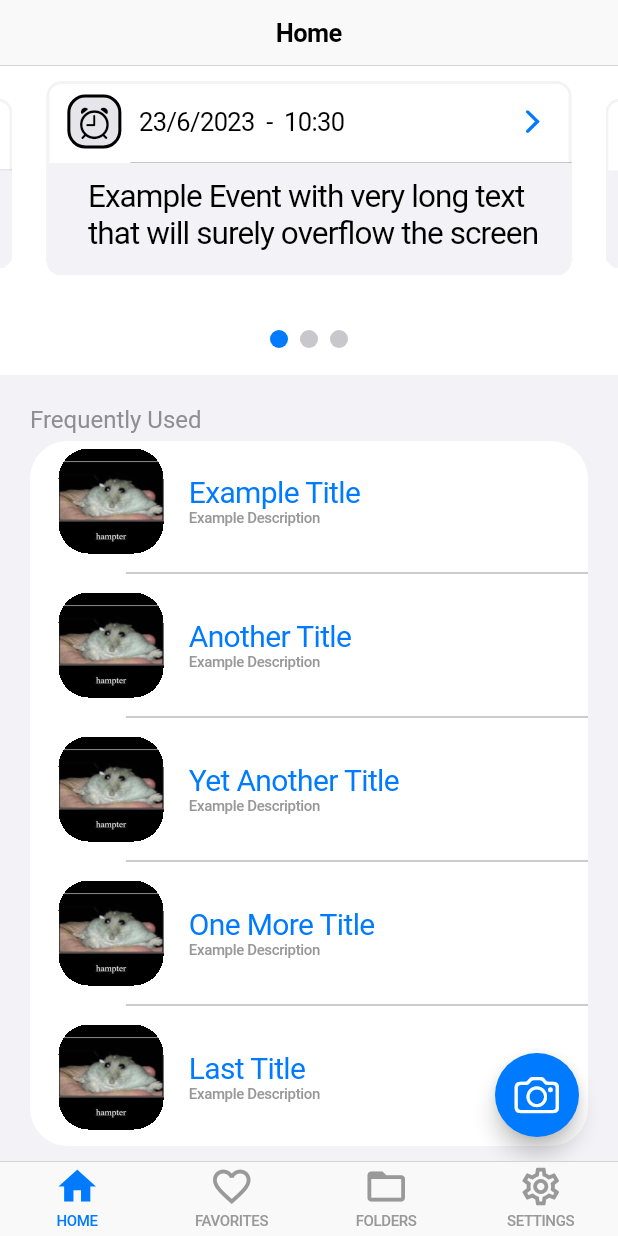
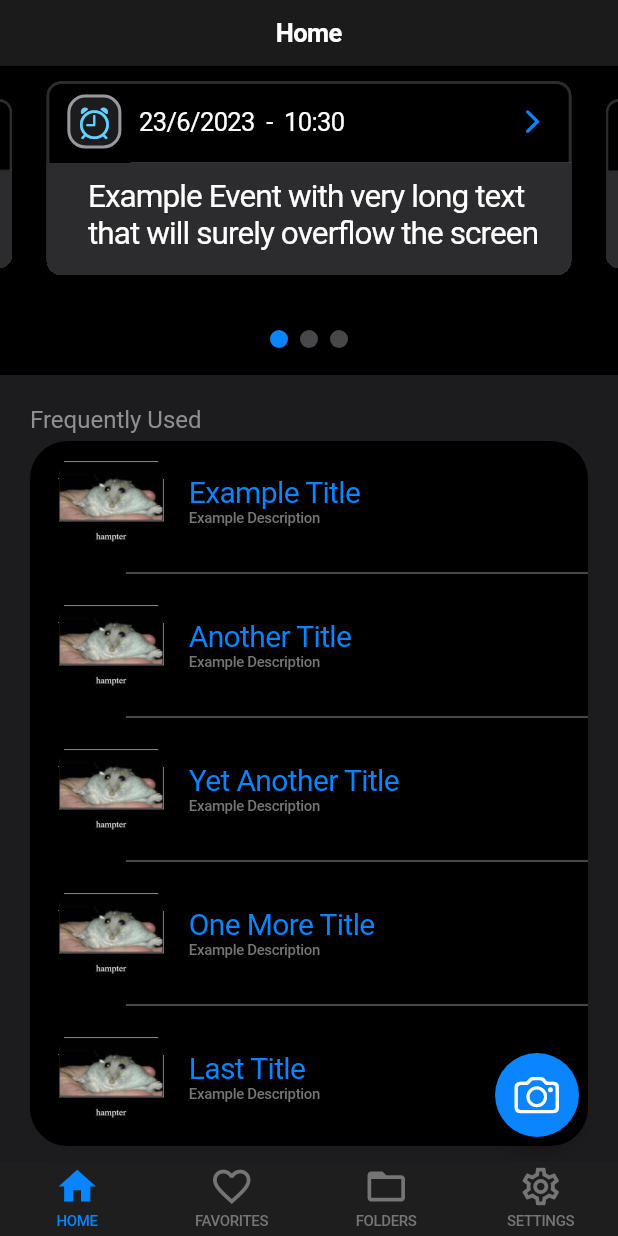
Before and after one commit to MA-SOSE2023/WallAt, a Flutter app: the HomeScreen screen opened by its route, on a phone screen of 412 x 824 dp. Run offline on Flutter 3.47's test engine with Material 2 defaults, Android fonts, the phone set to English and light mode, and no system bars; drawn by our look-alikes of flutter_carousel_widget; our stand-ins replace beamer, flutter_riverpod, freezed_annotation, photo_view.

Commit message:
#10-adjust dynamic colors in home and favorites

```diff
--- a/lib/common/custom_widgets/document_card/document_card_container_list.dart
+++ b/lib/common/custom_widgets/document_card/document_card_container_list.dart
@@ -41,6 +41,7 @@ class DocumentCardContainerList extends StatelessWidget {
                         Divider(
                           color: CupertinoDynamicColor.resolve(
                               CupertinoColors.inactiveGray, context),
+                          thickness: 0.8,
                           indent: 64,
                           height: _itemMargin,
                         ),
--- a/lib/common/custom_widgets/event_card.dart
+++ b/lib/common/custom_widgets/event_card.dart
@@ -21,7 +21,7 @@ class EventCard extends ConsumerWidget {
           decoration: BoxDecoration(
             border: Border.all(
               color: CupertinoDynamicColor.resolve(
-                  CupertinoColors.systemGroupedBackground, context),
+                  CupertinoColors.systemGrey5, context),
               width: 2,
             ),
             borderRadius: BorderRadius.circular(10),
@@ -34,16 +34,19 @@ class EventCard extends ConsumerWidget {
               leading: Container(
                 decoration: BoxDecoration(
                   border: Border.all(
-                    color: CupertinoColors.label,
+                    color: CupertinoDynamicColor.resolve(
+                        CupertinoColors.secondaryLabel, context),
                     width: 2,
                   ),
                   borderRadius: BorderRadius.circular(12),
-                  color: CupertinoColors.lightBackgroundGray,
+                  color: CupertinoDynamicColor.resolve(
+                      CupertinoColors.systemGrey6, context),
                 ),
                 padding: const EdgeInsets.all(5),
-                child: const Icon(
+                child: Icon(
                   CupertinoIcons.alarm,
-                  color: CupertinoColors.label,
+                  color: CupertinoDynamicColor.resolve(
+                      CupertinoColors.systemTeal, context),
                   size: 24,
                 ),
               ),
@@ -68,7 +71,7 @@ class EventCard extends ConsumerWidget {
                 ),
               ),
               backgroundColor: CupertinoDynamicColor.resolve(
-                  CupertinoColors.systemGroupedBackground, context),
+                  CupertinoColors.systemGrey5, context),
             ),
           ],
         ),
--- a/lib/main.dart
+++ b/lib/main.dart
@@ -11,6 +11,9 @@ class App extends StatelessWidget {
   @override
   Widget build(BuildContext context) {
     return CupertinoApp.router(
+      theme: CupertinoThemeData(
+        brightness: Brightness.dark,
+      ),
       localizationsDelegates: const [
         DefaultCupertinoLocalizations.delegate,
         DefaultMaterialLocalizations.delegate,
```
